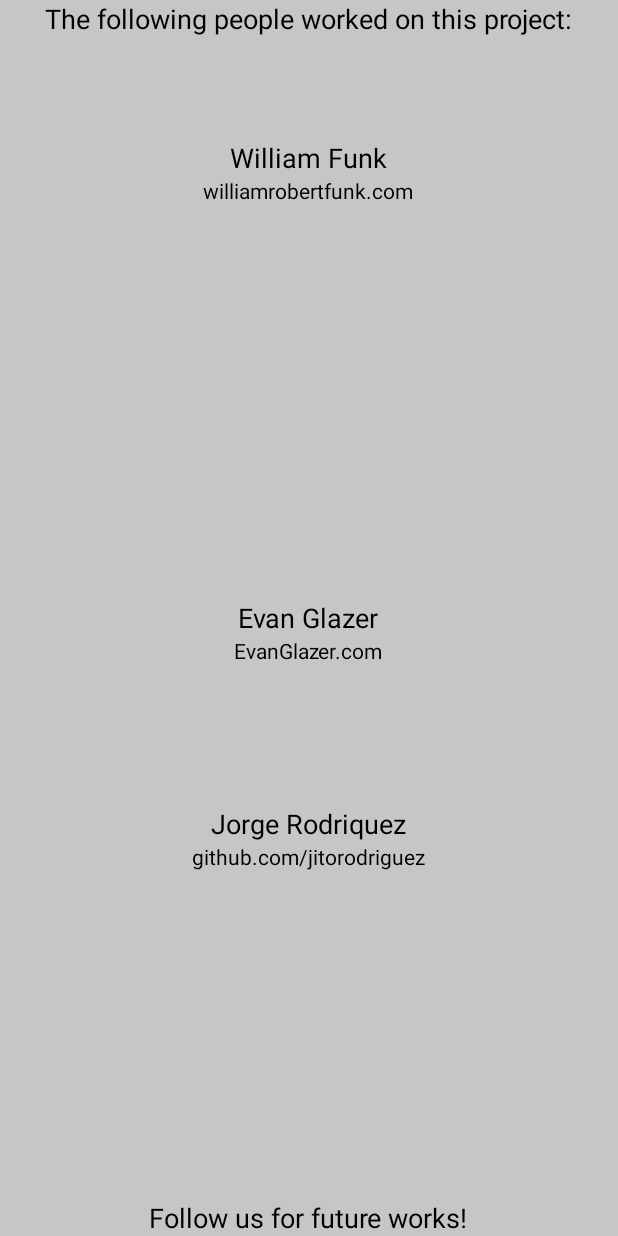
After one commit to WilliamRADFunk/conspiracy, an Android app: the layout about_layout.xml on its own in the app's theme, with its tools: preview values and no code run, on a phone screen of 412 x 824 dp. The commit adds this screen. Run offline under Robolectric (Android 15) with nearby library versions, the phone set to English and light mode, and no system bars.

Commit message:
added about us page

```diff
--- a/TheCabalEffect2/app/src/main/java/com/evanglazer/thecabaleffect/FeedPostActivity.java
+++ b/TheCabalEffect2/app/src/main/java/com/evanglazer/thecabaleffect/FeedPostActivity.java
@@ -8,9 +8,9 @@ import android.widget.Button;
 import android.widget.EditText;
 import android.widget.Toast;
 
+import com.evanglazer.thecabaleffect.models.profile;
 import com.parse.ParseException;
 import com.parse.ParseObject;
-import com.parse.ParseUser;
 import com.parse.SaveCallback;
 
 /**
@@ -39,14 +39,14 @@ public class FeedPostActivity extends AppCompatActivity{
 
         synopsisDescription = (EditText) findViewById(R.id.synopsisDescription);
         post = (Button) findViewById(R.id.postFeed);
-
+        final profile prof = new profile();
         post.setOnClickListener(new View.OnClickListener() {
             @Override
             public void onClick(View v) {
                 ParseObject obj = ParseObject.create("Conspiracies");
                 obj.put("description", synopsisDescription.getText().toString());
                 obj.put("title", titlePost.getText().toString());
-                obj.put("username", ParseUser.getCurrentUser().toString());
+                obj.put("username", prof.getUsername().toString());
                 obj.saveInBackground(new SaveCallback() {
                     @Override
                     public void done(ParseException e) {
--- a/TheCabalEffect2/app/src/main/java/com/evanglazer/thecabaleffect/MainActivity.java
+++ b/TheCabalEffect2/app/src/main/java/com/evanglazer/thecabaleffect/MainActivity.java
@@ -35,6 +35,7 @@ public class MainActivity extends AppCompatActivity {
                 public void onClick(View v) {
                     if (username.isFocused())
                         username.setText("");
+
                 }
             });
             password.setOnClickListener(new View.OnClickListener() {
--- a/TheCabalEffect2/app/src/main/java/com/evanglazer/thecabaleffect/SettingsActivity.java
+++ b/TheCabalEffect2/app/src/main/java/com/evanglazer/thecabaleffect/SettingsActivity.java
@@ -71,7 +71,7 @@ public class SettingsActivity extends AppCompatActivity {
         aboutus.setOnClickListener(new View.OnClickListener() {
             @Override
             public void onClick(View v) {
-
+               setContentView(R.layout.about_layout);
             }
         });
 
--- a/TheCabalEffect2/app/src/main/java/com/evanglazer/thecabaleffect/adapters/FeedAdapter.java
+++ b/TheCabalEffect2/app/src/main/java/com/evanglazer/thecabaleffect/adapters/FeedAdapter.java
@@ -11,6 +11,7 @@ import android.widget.TextView;
 import com.evanglazer.thecabaleffect.FeedDetailActivity;
 import com.evanglazer.thecabaleffect.R;
 import com.evanglazer.thecabaleffect.models.feeds;
+import com.evanglazer.thecabaleffect.models.profile;
 
 import java.util.ArrayList;
 import java.util.List;
@@ -72,6 +73,7 @@ public class FeedAdapter extends BaseAdapter {
         } else {
             holder = (ViewHolder) view.getTag();
         }
+        profile prof = new profile();
         // Set the results into TextViews
         holder.feedTitle.setText("" + feedsList.get(position).getTitle());
         holder.feedAuthor.setText("" +feedsList.get(position).getAuthor());
--- /dev/null
+++ b/TheCabalEffect2/app/src/main/res/layout/about_layout.xml
@@ -0,0 +1,96 @@
+<?xml version="1.0" encoding="utf-8"?>
+<RelativeLayout xmlns:android="http://schemas.android.com/apk/res/android"
+    android:layout_width="match_parent"
+    android:background="@color/colorPrimaryDark"
+    android:layout_height="match_parent">
+
+    <TextView
+        android:layout_width="wrap_content"
+        android:layout_height="wrap_content"
+        android:textAppearance="?android:attr/textAppearanceMedium"
+        android:text="The following people worked on this project:"
+        android:id="@+id/textView3"
+        android:layout_alignParentTop="true"
+        android:layout_centerHorizontal="true"
+        android:textColor="#000000" />
+
+    <TextView
+        android:layout_width="wrap_content"
+        android:layout_height="wrap_content"
+        android:textAppearance="?android:attr/textAppearanceMedium"
+        android:text="William Funk"
+        android:id="@+id/textView5"
+        android:layout_below="@+id/textView3"
+        android:background="@color/colorPrimaryDark"
+
+        android:layout_centerHorizontal="true"
+        android:layout_marginTop="68dp"
+        android:textColor="#000000" />
+
+    <TextView
+        android:layout_width="wrap_content"
+        android:layout_height="wrap_content"
+        android:textAppearance="?android:attr/textAppearanceMedium"
+        android:text="Evan Glazer"
+        android:background="@color/colorPrimaryDark"
+        android:id="@+id/textView7"
+        android:layout_centerVertical="true"
+        android:layout_centerHorizontal="true"
+        android:textColor="#000000" />
+
+    <TextView
+        android:layout_width="wrap_content"
+        android:layout_height="wrap_content"
+        android:textAppearance="?android:attr/textAppearanceMedium"
+        android:text="Jorge Rodriquez"
+        android:background="@color/colorPrimaryDark"
+        android:id="@+id/textView8"
+        android:layout_below="@+id/textView10"
+        android:layout_centerHorizontal="true"
+        android:layout_marginTop="93dp"
+        android:textColor="#000000" />
+
+    <TextView
+        android:layout_width="wrap_content"
+        android:layout_height="wrap_content"
+        android:textAppearance="?android:attr/textAppearanceSmall"
+        android:text="williamrobertfunk.com"
+        android:background="@color/colorPrimaryDark"
+        android:id="@+id/textView9"
+        android:layout_below="@+id/textView5"
+        android:layout_centerHorizontal="true"
+        android:textColor="#000000" />
+
+    <TextView
+        android:layout_width="wrap_content"
+        android:layout_height="wrap_content"
+        android:textAppearance="?android:attr/textAppearanceSmall"
+        android:text="EvanGlazer.com"
+        android:background="@color/colorPrimaryDark"
+        android:id="@+id/textView10"
+        android:layout_below="@+id/textView7"
+        android:layout_centerHorizontal="true"
+        android:textColor="#000000" />
+
+    <TextView
+        android:layout_width="wrap_content"
+        android:layout_height="wrap_content"
+        android:textAppearance="?android:attr/textAppearanceSmall"
+        android:text="github.com/jitorodriguez"
+        android:background="@color/colorPrimaryDark"
+        android:id="@+id/textView11"
+        android:layout_below="@+id/textView8"
+        android:layout_centerHorizontal="true"
+        android:textColor="#000000" />
+
+    <TextView
+        android:layout_width="wrap_content"
+        android:layout_height="wrap_content"
+        android:textAppearance="?android:attr/textAppearanceMedium"
+        android:text="Follow us for future works!"
+        android:id="@+id/textView12"
+        android:background="@color/colorPrimaryDark"
+        android:layout_alignParentBottom="true"
+        android:layout_centerHorizontal="true"
+        android:textColor="#000000" />
+</RelativeLayout>
--- a/TheCabalEffect2/app/src/main/res/layout/feeds_detail_layout.xml
+++ b/TheCabalEffect2/app/src/main/res/layout/feeds_detail_layout.xml
@@ -24,7 +24,8 @@
         android:layout_alignParentTop="true"
         android:layout_toRightOf="@+id/imageView2"
         android:layout_toEndOf="@+id/imageView2"
-        android:layout_marginTop="27dp" />
+        android:layout_marginTop="27dp"
+        android:layout_centerHorizontal="true" />
 
     <TextView
         android:layout_width="wrap_content"
```
Also changed, not shown: TheCabalEffect2/app/src/main/java/com/evanglazer/thecabaleffect/models/feeds.java (+9 -1 lines), TheCabalEffect2/app/src/main/java/com/evanglazer/thecabaleffect/models/profile.java (added, +29 -0 lines), TheCabalEffect2/app/src/main/res/layout/feeds_layout.xml (+9 -3 lines), TheCabalEffect2/app/src/main/res/layout/navbar_fragment.xml (+5 -5 lines), TheCabalEffect2/app/src/main/res/drawable/home.png (added), TheCabalEffect2/app/src/main/res/drawable/post.png (added), TheCabalEffect2/app/src/main/res/drawable/setting.png (added).
